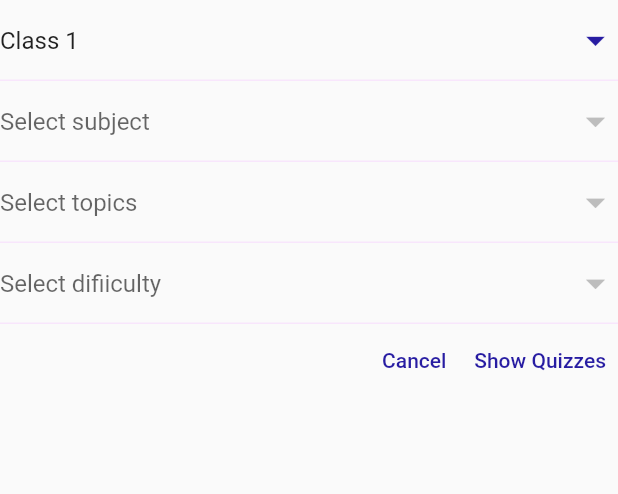
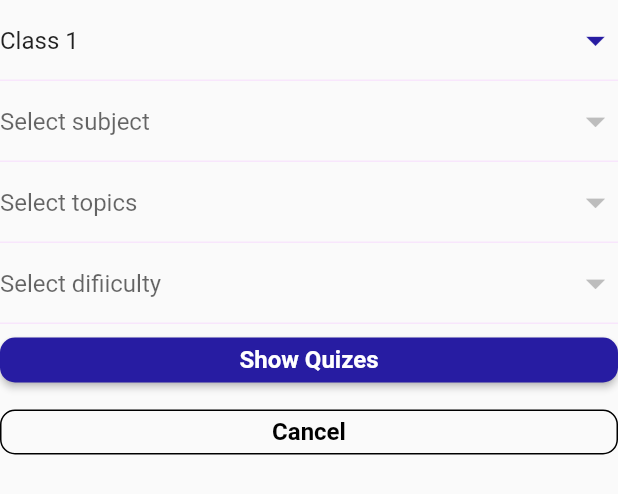
Before and after one commit to Tejaswika/Parvarish-Parent, a Flutter app: the QuizForm widget shown alone on an empty page, opened directly with empty values, on a phone screen of 412 x 824 dp. Shown: the top 494 px of the screen. Run offline on Flutter 3.47's test engine with Material 2 defaults, Android fonts, the light colour scheme and no system bars; our stand-ins replace carousel_slider, cloud_firestore, firebase_auth, firebase_core, firebase_messaging, flutter_local_notifications and 3 more; missing offline and left inert: animated_snack_bar; accounts and stored records are empty; network calls fail.

Commit message:
Improved UI of create quiz button.

```diff
--- a/lib/widgets/quiz_form.dart
+++ b/lib/widgets/quiz_form.dart
@@ -7,7 +7,7 @@ import '../services/snackbar_service.dart';
 
 class QuizForm extends StatefulWidget {
   Map<String, dynamic>? childData;
-   QuizForm({Key? key, required this.childData}) : super(key: key);
+  QuizForm({Key? key, required this.childData}) : super(key: key);
 
   @override
   State<QuizForm> createState() => _QuizFormState();
@@ -91,8 +91,10 @@ class _QuizFormState extends State<QuizForm> {
       shape: const RoundedRectangleBorder(
           borderRadius: BorderRadius.vertical(top: Radius.circular(30))),
       context: context,
-      builder: ((context) => QuizOptions(quizOption:diffData, childData:widget.childData, diffLevel:selectedDiff )),
-
+      builder: ((context) => QuizOptions(
+          quizOption: diffData,
+          childData: widget.childData,
+          diffLevel: selectedDiff)),
     );
   }
 
@@ -192,14 +194,12 @@ class _QuizFormState extends State<QuizForm> {
             },
             value: selectedDiff,
           ),
-          Row(
+          Column(
             mainAxisAlignment: MainAxisAlignment.end,
             children: [
-              TextButton(
-                onPressed: () => Navigator.pop(context),
-                child: const Text("Cancel"),
-              ),
-              TextButton(
+              MaterialButton(
+                minWidth: double.infinity,
+                height: 30,
                 onPressed: () {
                   if (_formKey.currentState!.validate()) {
                     SnackbarService.showSuccessSnackbar(
@@ -207,8 +207,67 @@ class _QuizFormState extends State<QuizForm> {
                     _showQuizOptions(context);
                   }
                 },
-                child: const Text("Show Quizzes"),
+                color: Theme.of(context).colorScheme.primary,
+                shape: RoundedRectangleBorder(
+                  borderRadius: BorderRadius.circular(10),
+                ),
+                child: const Text(
+                  'Show Quizes',
+                  style: TextStyle(
+                    color: Colors.white,
+                    fontWeight: FontWeight.w600,
+                    fontSize: 16,
+                  ),
+                ),
+              ),
+              // Sign-up Button
+              // const SizedBox(
+              //   height: 8,
+              // ),
+              MaterialButton(
+                minWidth: double.infinity,
+                height: 30,
+                onPressed: () {
+                  Navigator.pop(context);
+                },
+                shape: RoundedRectangleBorder(
+                  side: const BorderSide(
+                    color: Colors.black,
+                  ),
+                  borderRadius: BorderRadius.circular(10),
+                ),
+                child: const Text(
+                  'Cancel',
+                  style: TextStyle(
+                      color: Colors.black,
+                      fontWeight: FontWeight.w600,
+                      fontSize: 16),
+                ),
               )
+              // TextButton(
+              //   onPressed: () {
+              //     if (_formKey.currentState!.validate()) {
+              //       SnackbarService.showSuccessSnackbar(
+              //           context, "Data validated");
+              //       _showQuizOptions(context);
+              //     }
+              //   },
+              //   child: const Text("Show Quizzes",
+              //       style: TextStyle(
+              //         color: Colors.black,
+              //         fontSize: 15,
+              //         backgroundColor: Colors.white,
+              //       )),
+              // ),
+              // TextButton(
+              //   onPressed: () => Navigator.pop(context),
+              //   child: const Text("Cancel",
+              //       style: TextStyle(
+              //         color: Colors.black,
+              //         fontSize: 15,
+              //         backgroundColor: Colors.white,
+              //       )),
+              // ),
             ],
           ),
         ],
```
Also changed, not shown: lib/widgets/new_quiz.dart (+4 -3 lines).
